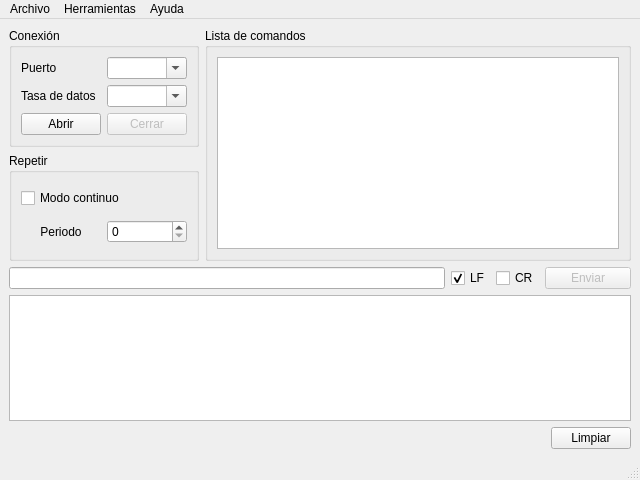
carlgonz/SerialCommander, file forms/Console.ui: the form before one commit.
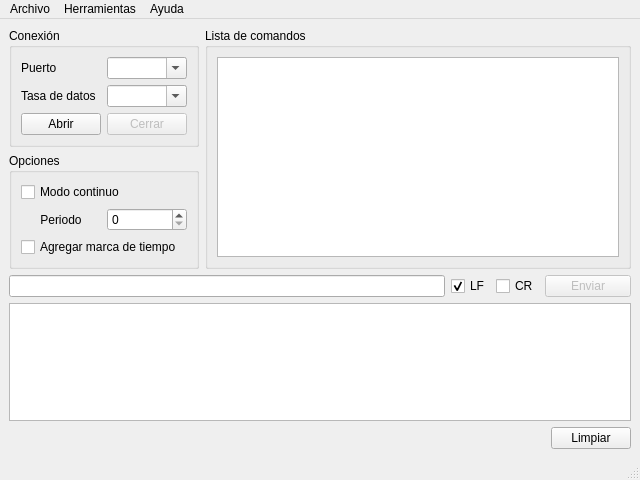
The form after the commit. Icons and pictures are not drawn.

Commit message: Adding Time Stamp optional feature

```diff
--- a/forms/Console.ui
+++ b/forms/Console.ui
@@ -113,7 +113,7 @@
         <item>
          <widget class="QGroupBox" name="groupBoxRepetir">
           <property name="title">
-           <string>Repetir</string>
+           <string>Opciones</string>
           </property>
           <layout class="QGridLayout" name="gridLayout_3">
            <item row="1" column="0">
@@ -139,6 +139,13 @@
              </property>
             </widget>
            </item>
+           <item row="2" column="0" colspan="2">
+            <widget class="QCheckBox" name="checkBoxTimestamp">
+             <property name="text">
+              <string>Agregar marca de tiempo</string>
+             </property>
+            </widget>
+           </item>
           </layout>
          </widget>
         </item>
```
Left out of the diff: 10 changed lines with no effect on the pictures. The commit also changes 2 other files.
